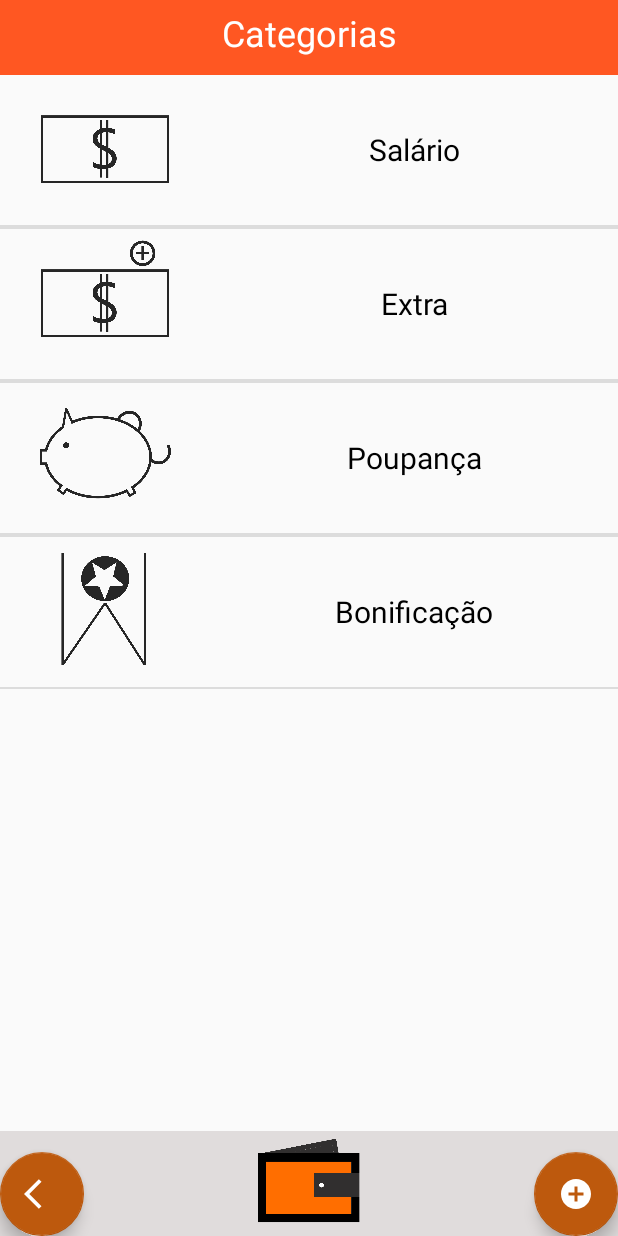
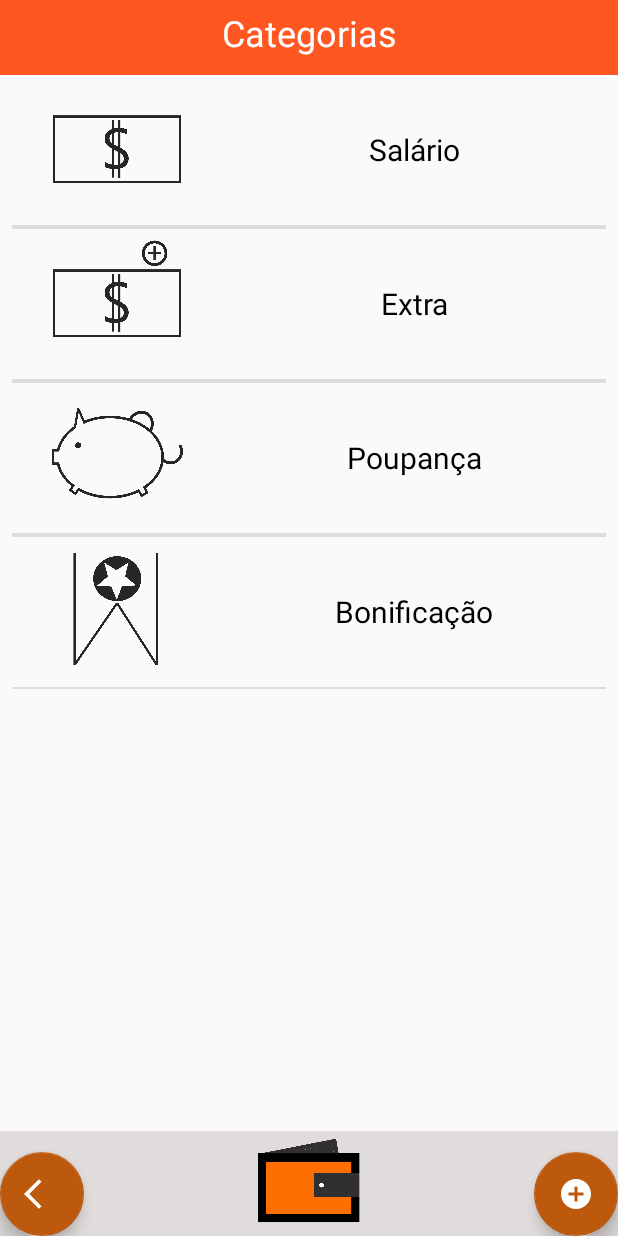
Before and after one commit to EdmilsonMedeiros/Projeto_Alzy_Cash, an Android app: the CategoriasActivity screen opened directly, with no data from a screen before it, on a phone screen of 412 x 824 dp. Run offline under Robolectric (Android 15) with nearby library versions, the phone set to English and light mode, and no system bars; libraries missing offline, so code that uses them is left out: com.github.clans.fab; plain views replace FloatingActionButton.

Commit message:
Ajustes de latout na activity categorias e principal.

```diff
--- a/Alzy/app/src/main/res/layout/activity_categorias.xml
+++ b/Alzy/app/src/main/res/layout/activity_categorias.xml
@@ -31,6 +31,8 @@
         android:id="@+id/linearLayout15"
         android:layout_width="0dp"
         android:layout_height="0dp"
+        android:layout_marginStart="8dp"
+        android:layout_marginEnd="8dp"
         android:orientation="vertical"
         app:layout_constraintBottom_toTopOf="@+id/linearLayout16"
         app:layout_constraintEnd_toEndOf="parent"
--- a/Alzy/app/src/main/res/layout/activity_principal.xml
+++ b/Alzy/app/src/main/res/layout/activity_principal.xml
@@ -30,7 +30,6 @@
         android:id="@+id/calendarView"
         android:layout_width="0dp"
         android:layout_height="49dp"
-
         android:background="@android:color/transparent"
         app:layout_constraintEnd_toEndOf="parent"
         app:layout_constraintStart_toStartOf="parent"
@@ -103,7 +102,7 @@
     </LinearLayout>
 
     <LinearLayout
-        android:id="@+id/linearLayout"
+        android:id="@+id/linearLayoutTopo"
         android:layout_width="0dp"
         android:layout_height="0dp"
         android:background="@color/colorPrimaryDarkDefault"
@@ -205,7 +204,7 @@
             android:onClick="irtelaDetalhes"
             android:text="@string/mais_detalhes"
             android:textAlignment="center"
-            android:textColor="#000000"
+            android:textColor="@color/font_light"
             android:textSize="18sp"
             app:drawableRightCompat="@drawable/ic_baseline_navigate_next_24"
             app:layout_constraintBottom_toTopOf="@+id/linearLayout4"
```
Also changed, not shown: Alzy/app/src/main/java/com/ed/medeiros/alzy/activity/PrincipalActivity.java (+14 -0 lines).
